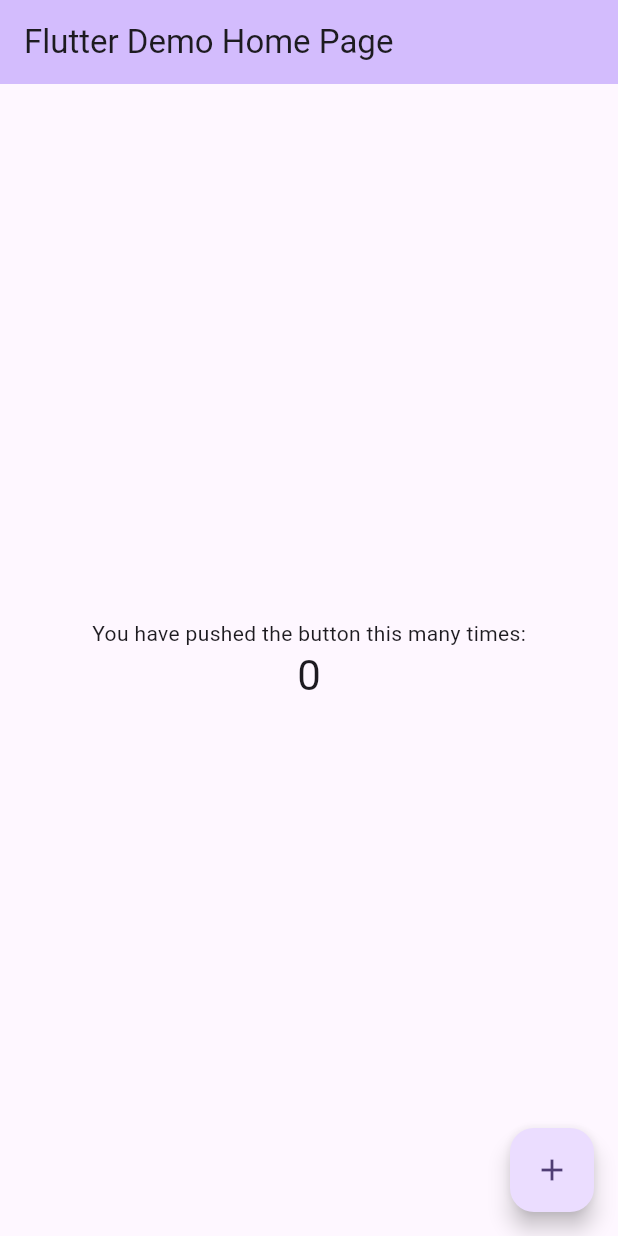
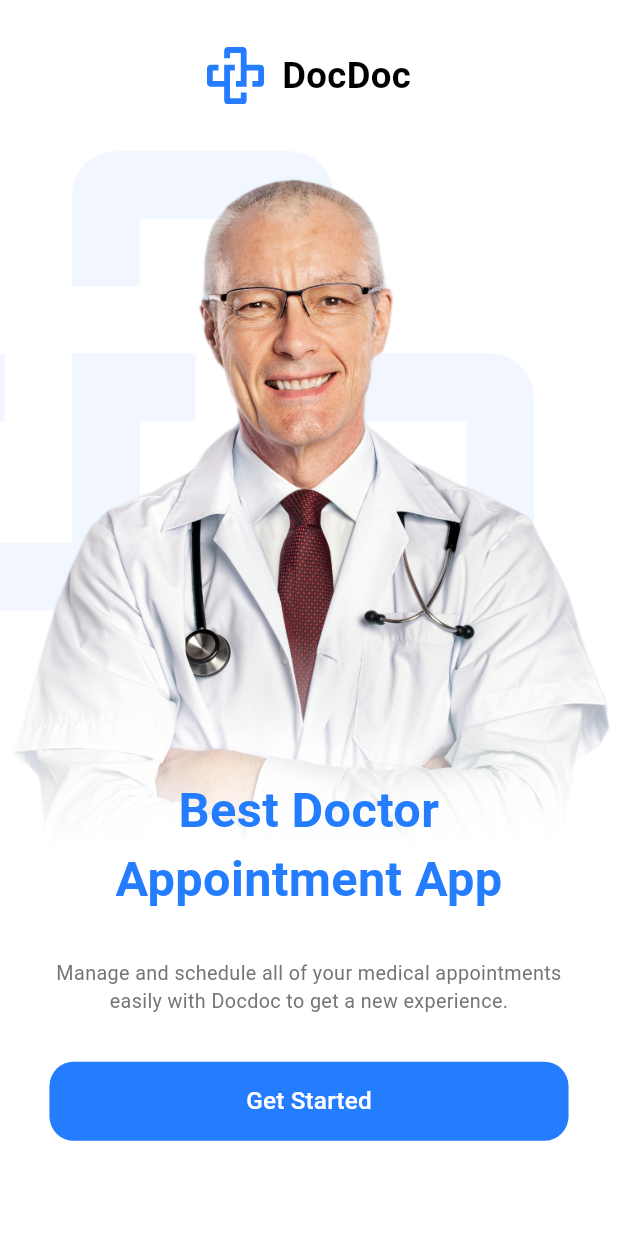
Before and after one commit to Omarzi/Doc-App, a Flutter app: the screen it shows after launch, on a phone screen of 412 x 824 dp. Run offline on Flutter 3.47's test engine with Material 3 defaults, Android fonts, the phone set to English and light mode, and no system bars; our stand-ins replace flutter_screenutil, flutter_svg.

Commit message:
- added images & svgs folders for assets. - added flutter_svg & added flutter_screenutils - made a file for doc app client - added navigation extension - added routing folder that contains router class and routes file - added colors & text styles - added empty login screen - added onboarding screen

```diff
--- /dev/null
+++ b/lib/core/helpers/extensions.dart
@@ -0,0 +1,23 @@
+import 'package:flutter/material.dart';
+
+extension Navigation on BuildContext {
+  Future<dynamic> pushNamed(String routeName, {Object? arguments}) {
+    return Navigator.of(this).pushNamed(routeName, arguments: arguments);
+  }
+
+  Future<dynamic> pushReplacementNamed(String routeName, {Object? arguments}) {
+    return Navigator.of(this)
+        .pushReplacementNamed(routeName, arguments: arguments);
+  }
+
+  Future<dynamic> pushNamedAndRemoveUntil(
+    String routeName, {
+    Object? arguments,
+    required RoutePredicate predicate,
+  }) {
+    return Navigator.of(this)
+        .pushNamedAndRemoveUntil(routeName, predicate, arguments: arguments);
+  }
+
+  void pop() => Navigator.of(this).pop();
+}
--- /dev/null
+++ b/lib/core/routes/app_router.dart
@@ -0,0 +1,30 @@
+import 'package:doc_doc/core/routes/routes.dart';
+import 'package:doc_doc/features/login/ui/login_screen.dart';
+import 'package:doc_doc/features/onboarding/onboarding_screen.dart';
+import 'package:flutter/material.dart';
+
+class AppRouter {
+  Route generateRoute(RouteSettings settings) {
+    /// This argumanets to be passed in any screen like this ( asrgument as ClassName ).
+    final arguments = settings.arguments;
+
+    switch (settings.name) {
+      case Routes.onBoardingScreen:
+        return MaterialPageRoute(
+          builder: (_) => const OnBoardingScreen(),
+        );
+      case Routes.loginScreen:
+        return MaterialPageRoute(
+          builder: (_) => const LoginScreen(),
+        );
+      default:
+        return MaterialPageRoute(
+          builder: (_) => Scaffold(
+            body: Center(
+              child: Text('No route defined for ${settings.name}'),
+            ),
+          ),
+        );
+    }
+  }
+}
--- /dev/null
+++ b/lib/core/routes/routes.dart
@@ -0,0 +1,4 @@
+class Routes {
+  static const String onBoardingScreen = '/onBoardingScreen';
+  static const String loginScreen = '/loginScreen';
+}
--- /dev/null
+++ b/lib/core/theme/app_colors.dart
@@ -0,0 +1,6 @@
+import 'package:flutter/material.dart';
+
+class AppColors {
+  static const Color mainBlue = Color(0xFF247CFF);
+  static const Color grey = Color(0xFF757575);
+}
--- /dev/null
+++ b/lib/core/theme/styles.dart
@@ -0,0 +1,29 @@
+import 'package:doc_doc/core/theme/app_colors.dart';
+import 'package:flutter/material.dart';
+import 'package:flutter_screenutil/flutter_screenutil.dart';
+
+class TextStyles {
+  static TextStyle font24Black700Weight = TextStyle(
+    fontSize: 24.sp,
+    fontWeight: FontWeight.w700,
+    color: Colors.black,
+  );
+
+  static TextStyle font32BlueBold = TextStyle(
+    fontSize: 32.sp,
+    fontWeight: FontWeight.bold,
+    color: AppColors.mainBlue,
+  );
+
+  static TextStyle font13GreyRegular = TextStyle(
+    fontSize: 13.sp,
+    fontWeight: FontWeight.normal,
+    color: AppColors.grey,
+  );
+
+  static TextStyle font16WhiteSemiBold = TextStyle(
+    fontSize: 16.sp,
+    fontWeight: FontWeight.w500,
+    color: Colors.white,
+  );
+}
--- /dev/null
+++ b/lib/doc_app.dart
@@ -0,0 +1,33 @@
+import 'package:doc_doc/core/routes/app_router.dart';
+import 'package:doc_doc/core/routes/routes.dart';
+import 'package:doc_doc/core/theme/app_colors.dart';
+import 'package:flutter/material.dart';
+import 'package:flutter_screenutil/flutter_screenutil.dart';
+
+class DocApp extends StatelessWidget {
+  final AppRouter appRouter;
+  const DocApp({
+    super.key,
+    required this.appRouter,
+  });
+
+  @override
+  Widget build(BuildContext context) {
+    return ScreenUtilInit(
+      designSize: const Size(375, 812),
+      minTextAdapt: true,
+      builder: (context, child) {
+        return MaterialApp(
+          debugShowCheckedModeBanner: false,
+          title: 'Doc App',
+          theme: ThemeData(
+            primaryColor: AppColors.mainBlue,
+            scaffoldBackgroundColor: Colors.white,
+          ),
+          onGenerateRoute: appRouter.generateRoute,
+          initialRoute: Routes.onBoardingScreen,
+        );
+      },
+    );
+  }
+}
--- /dev/null
+++ b/lib/features/login/ui/login_screen.dart
@@ -0,0 +1,17 @@
+import 'package:flutter/material.dart';
+
+class LoginScreen extends StatelessWidget {
+  const LoginScreen({super.key});
+
+  @override
+  Widget build(BuildContext context) {
+    return Scaffold(
+      appBar: AppBar(
+        title: Text('Login Screen'),
+      ),
+      body: Center(
+        child: Text('Login Screen'),
+      ),
+    );
+  }
+}
--- /dev/null
+++ b/lib/features/onboarding/onboarding_screen.dart
@@ -0,0 +1,44 @@
+import 'package:doc_doc/core/theme/styles.dart';
+import 'package:doc_doc/features/onboarding/widgets/doc_logo_and_name.dart';
+import 'package:doc_doc/features/onboarding/widgets/doctor_image_and_text.dart';
+import 'package:doc_doc/features/onboarding/widgets/get_started_button.dart';
+import 'package:flutter/material.dart';
+import 'package:flutter_screenutil/flutter_screenutil.dart';
+
+class OnBoardingScreen extends StatelessWidget {
+  const OnBoardingScreen({super.key});
+
+  @override
+  Widget build(BuildContext context) {
+    return Scaffold(
+      body: SafeArea(
+        child: SingleChildScrollView(
+          child: Padding(
+            padding: EdgeInsets.only(top: 30.h, bottom: 30.h),
+            child: Column(
+              children: [
+                const DocLogoAndName(),
+                SizedBox(height: 30.h),
+                const DoctorImageAndText(),
+                Padding(
+                  padding: EdgeInsets.symmetric(horizontal: 30.w),
+                  child: Column(
+                    children: [
+                      Text(
+                        'Manage and schedule all of your medical appointments easily with Docdoc to get a new experience.',
+                        textAlign: TextAlign.center,
+                        style: TextStyles.font13GreyRegular,
+                      ),
+                      SizedBox(height: 30.h),
+                      const GetStartedButton(),
+                    ],
+                  ),
+                ),
+              ],
+            ),
+          ),
+        ),
+      ),
+    );
+  }
+}
--- /dev/null
+++ b/lib/features/onboarding/widgets/doc_logo_and_name.dart
@@ -0,0 +1,23 @@
+import 'package:doc_doc/core/theme/styles.dart';
+import 'package:flutter/material.dart';
+import 'package:flutter_screenutil/flutter_screenutil.dart';
+import 'package:flutter_svg/flutter_svg.dart';
+
+class DocLogoAndName extends StatelessWidget {
+  const DocLogoAndName({super.key});
+
+  @override
+  Widget build(BuildContext context) {
+    return Row(
+      mainAxisAlignment: MainAxisAlignment.center,
+      children: [
+        SvgPicture.asset('assets/svgs/docdoc_logo.svg'),
+        SizedBox(width: 10.w),
+        Text(
+          'DocDoc',
+          style: TextStyles.font24Black700Weight,
+        ),
+      ],
+    );
+  }
+}
--- /dev/null
+++ b/lib/features/onboarding/widgets/doctor_image_and_text.dart
@@ -0,0 +1,43 @@
+import 'package:doc_doc/core/theme/styles.dart';
+import 'package:flutter/material.dart';
+import 'package:flutter_screenutil/flutter_screenutil.dart';
+import 'package:flutter_svg/flutter_svg.dart';
+
+class DoctorImageAndText extends StatelessWidget {
+  const DoctorImageAndText({super.key});
+
+  @override
+  Widget build(BuildContext context) {
+    return Stack(
+      children: [
+        SvgPicture.asset('assets/svgs/docdoc_logo_low_opacity.svg'),
+        Container(
+          foregroundDecoration: BoxDecoration(
+            gradient: LinearGradient(
+              colors: [
+                Colors.white,
+                Colors.white.withOpacity(0.0),
+              ],
+              begin: Alignment.bottomCenter,
+              end: Alignment.topCenter,
+              stops: const [0.14, 0.4],
+            ),
+          ),
+          child: Image.asset('assets/images/onboarding_doctor.png'),
+        ),
+        Positioned(
+          bottom: 30,
+          left: 0,
+          right: 0,
+          child: Text(
+            'Best Doctor\nAppointment App',
+            textAlign: TextAlign.center,
+            style: TextStyles.font32BlueBold.copyWith(
+              height: 1.4.h,
+            ),
+          ),
+        ),
+      ],
+    );
+  }
+}
--- /dev/null
+++ b/lib/features/onboarding/widgets/get_started_button.dart
@@ -0,0 +1,37 @@
+import 'package:doc_doc/core/helpers/extensions.dart';
+import 'package:doc_doc/core/routes/routes.dart';
+import 'package:doc_doc/core/theme/app_colors.dart';
+import 'package:doc_doc/core/theme/styles.dart';
+import 'package:flutter/material.dart';
+import 'package:flutter_screenutil/flutter_screenutil.dart';
+
+class GetStartedButton extends StatelessWidget {
+  const GetStartedButton({super.key});
+
+  @override
+  Widget build(BuildContext context) {
+    return TextButton(
+      onPressed: () {
+        context.pushNamed(Routes.loginScreen);
+      },
+      style: ButtonStyle(
+        tapTargetSize: MaterialTapTargetSize.shrinkWrap,
+        backgroundColor: MaterialStateProperty.all(AppColors.mainBlue),
+        minimumSize: MaterialStateProperty.all(
+          Size(double.infinity, 52.h),
+        ),
+        shape: MaterialStateProperty.all(
+          RoundedRectangleBorder(
+            borderRadius: BorderRadius.circular(16.r),
+          ),
+        ),
+      ),
+      child: Center(
+        child: Text(
+          'Get Started',
+          style: TextStyles.font16WhiteSemiBold,
+        ),
+      ),
+    );
+  }
+}
--- a/lib/main.dart
+++ b/lib/main.dart
@@ -1,126 +1,9 @@
+import 'package:doc_doc/core/routes/app_router.dart';
+import 'package:doc_doc/doc_app.dart';
 import 'package:flutter/material.dart';
 
 void main() {
-  runApp(const MyApp());
+   runApp(
+    DocApp(appRouter: AppRouter()),
+  );
 }
-
-class MyApp extends StatelessWidget {
-  const MyApp({super.key});
-
-  // This widget is the root of your application.
-  @override
-  Widget build(BuildContext context) {
-    return MaterialApp(
-      debugShowCheckedModeBanner: false,
-      title: 'Doc Application',
-      theme: ThemeData(
-        // This is the theme of your application.
-        //
-        // TRY THIS: Try running your application with "flutter run". You'll see
-        // the application has a blue toolbar. Then, without quitting the app,
-        // try changing the seedColor in the colorScheme below to Colors.green
-        // and then invoke "hot reload" (save your changes or press the "hot
-        // reload" button in a Flutter-supported IDE, or press "r" if you used
-        // the command line to start the app).
-        //
-        // Notice that the counter didn't reset back to zero; the application
-        // state is not lost during the reload. To reset the state, use hot
-        // restart instead.
-        //
-        // This works for code too, not just values: Most code changes can be
-        // tested with just a hot reload.
-        colorScheme: ColorScheme.fromSeed(seedColor: Colors.deepPurple),
-        useMaterial3: true,
-      ),
-      home: const MyHomePage(title: 'Flutter Demo Home Page'),
-    );
-  }
-}
-
-class MyHomePage extends StatefulWidget {
-  const MyHomePage({super.key, required this.title});
-
-  // This widget is the home page of your application. It is stateful, meaning
-  // that it has a State object (defined below) that contains fields that affect
-  // how it looks.
-
-  // This class is the configuration for the state. It holds the values (in this
-  // case the title) provided by the parent (in this case the App widget) and
-  // used by the build method of the State. Fields in a Widget subclass are
-  // always marked "final".
-
-  final String title;
-
-  @override
-  State<MyHomePage> createState() => _MyHomePageState();
-}
-
-class _MyHomePageState extends State<MyHomePage> {
-  int _counter = 0;
-
-  void _incrementCounter() {
-    setState(() {
-      // This call to setState tells the Flutter framework that something has
-      // changed in this State, which causes it to rerun the build method below
-      // so that the display can reflect the updated values. If we changed
-      // _counter without calling setState(), then the build method would not be
-      // called again, and so nothing would appear to happen.
-      _counter++;
-    });
-  }
-
-  @override
-  Widget build(BuildContext context) {
-    // This method is rerun every time setState is called, for instance as done
-    // by the _incrementCounter method above.
-    //
-    // The Flutter framework has been optimized to make rerunning build methods
-    // fast, so that you can just rebuild anything that needs updating rather
-    // than having to individually change instances of widgets.
-    return Scaffold(
-      appBar: AppBar(
-        // TRY THIS: Try changing the color here to a specific color (to
-        // Colors.amber, perhaps?) and trigger a hot reload to see the AppBar
-        // change color while the other colors stay the same.
-        backgroundColor: Theme.of(context).colorScheme.inversePrimary,
-        // Here we take the value from the MyHomePage object that was created by
-        // the App.build method, and use it to set our appbar title.
-        title: Text(widget.title),
-      ),
-      body: Center(
-        // Center is a layout widget. It takes a single child and positions it
-        // in the middle of the parent.
-        child: Column(
-          // Column is also a layout widget. It takes a list of children and
-          // arranges them vertically. By default, it sizes itself to fit its
-          // children horizontally, and tries to be as tall as its parent.
-          //
-          // Column has various properties to control how it sizes itself and
-          // how it positions its children. Here we use mainAxisAlignment to
-          // center the children vertically; the main axis here is the vertical
-          // axis because Columns are vertical (the cross axis would be
-          // horizontal).
-          //
-          // TRY THIS: Invoke "debug painting" (choose the "Toggle Debug Paint"
-          // action in the IDE, or press "p" in the console), to see the
-          // wireframe for each widget.
-          mainAxisAlignment: MainAxisAlignment.center,
-          children: <Widget>[
-            const Text(
-              'You have pushed the button this many times:',
-            ),
-            Text(
-              '$_counter',
-              style: Theme.of(context).textTheme.headlineMedium,
-            ),
-          ],
-        ),
-      ),
-      floatingActionButton: FloatingActionButton(
-        onPressed: _incrementCounter,
-        tooltip: 'Increment',
-        child: const Icon(Icons.add),
-      ), // This trailing comma makes auto-formatting nicer for build methods.
-    );
-  }
-}
```
Also changed, not shown: pubspec.yaml (+9 -0 lines), assets/images/onboarding_doctor.png (added), assets/svgs/docdoc_logo.svg (added), assets/svgs/docdoc_logo_low_opacity.svg (added), pubspec.lock, 1 other file.
